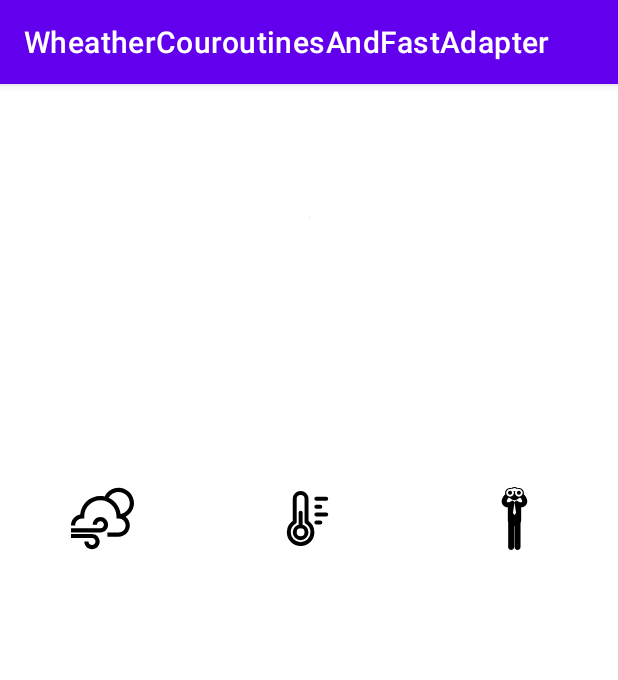
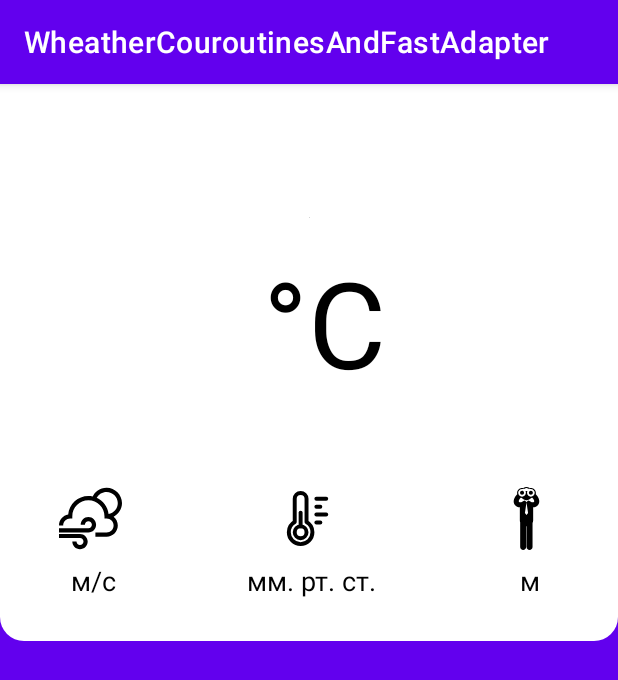
Before and after one commit to ilya68rus01/WheatherCouroutinesAndFastAdapter, an Android app: the screen it shows after launch (MainActivity), on a phone screen of 412 x 824 dp. Shown: the top 680 px of the screen. Run offline under Robolectric (Android 15) with nearby library versions, the phone set to English and light mode, and no system bars; our stand-ins replace Dagger/Hilt's generated code, Picasso; libraries missing offline, so code that uses them is left out: com.mikepenz.fastadapter; network calls fail; pictures from the network do not load; 6 statements that could not run were skipped.

Commit message:
Fix first screen

```diff
--- a/app/src/main/java/khrushchev/ilya/wheathercouroutinesandfastadapter/mainscreen/ui/DayliWhetherFragment.kt
+++ b/app/src/main/java/khrushchev/ilya/wheathercouroutinesandfastadapter/mainscreen/ui/DayliWhetherFragment.kt
@@ -12,6 +12,7 @@ import com.mikepenz.fastadapter.FastAdapter
 import com.mikepenz.fastadapter.adapters.ItemAdapter
 import com.mikepenz.fastadapter.diff.FastAdapterDiffUtil
 import com.squareup.picasso.Picasso
+import khrushchev.ilya.wheathercouroutinesandfastadapter.R
 import khrushchev.ilya.wheathercouroutinesandfastadapter.databinding.FragmentDayliWheatherBinding
 import khrushchev.ilya.wheathercouroutinesandfastadapter.mainscreen.di.MainScreenComponent.Builder.Companion.build
 import khrushchev.ilya.wheathercouroutinesandfastadapter.mainscreen.di.ViewModelProviderFactory
@@ -69,10 +70,10 @@ class DayliWhetherFragment : Fragment() {
                     .load("https://openweathermap.org/img/wn/${it.wheatherIconUrl}@4x.png")
                     .into(binding.header.weatherIcon)
                 binding.header.description.text = it.description
-                binding.header.temp.text = it.temp
-                binding.header.pressure.text = it.pressure
-                binding.header.wind.text = it.wind
-                binding.header.visibility.text = it.visibility
+                binding.header.temp.text = context?.getString(R.string.gradus, it.temp)
+                binding.header.pressure.text = context?.getString(R.string.mm_rt_st, it.pressure)
+                binding.header.wind.text = context?.getString(R.string.meter_in_second, it.wind)
+                binding.header.visibility.text = context?.getString(R.string.meter, it.visibility)
             }
         }
         lifecycleScope.launchWhenStarted {
--- /dev/null
+++ b/app/src/main/res/drawable/bottom_radius_border.xml
@@ -0,0 +1,9 @@
+<?xml version="1.0" encoding="utf-8"?>
+<shape xmlns:android="http://schemas.android.com/apk/res/android"
+    android:shape="rectangle"
+    android:tint="@color/white">
+    <corners
+        android:bottomLeftRadius="16dp"
+        android:bottomRightRadius="16dp"/>
+
+</shape>
--- a/app/src/main/res/layout/current_weather_header.xml
+++ b/app/src/main/res/layout/current_weather_header.xml
@@ -3,7 +3,8 @@
     xmlns:app="http://schemas.android.com/apk/res-auto"
     xmlns:tools="http://schemas.android.com/tools"
     android:layout_width="match_parent"
-    android:layout_height="wrap_content">
+    android:layout_height="wrap_content"
+    android:background="@drawable/bottom_radius_border">
 
     <TextView
         android:id="@+id/city_name"
--- a/app/src/main/res/layout/dayli_weather_item.xml
+++ b/app/src/main/res/layout/dayli_weather_item.xml
@@ -6,6 +6,7 @@
     android:layout_width="match_parent"
     android:layout_height="wrap_content"
     android:layout_margin="5dp"
+    android:background="@drawable/border_with_radius"
     android:orientation="horizontal"
     android:padding="15dp">
 
--- a/app/src/main/res/layout/fragment_dayli_wheather.xml
+++ b/app/src/main/res/layout/fragment_dayli_wheather.xml
@@ -4,6 +4,7 @@
     android:layout_width="match_parent"
     android:layout_height="match_parent"
     xmlns:app="http://schemas.android.com/apk/res-auto"
+    android:background="@color/design_default_color_primary"
     app:layoutDescription="@xml/fragment_dayli_wheather_scene">
 
     <include
--- a/app/src/main/res/layout/fragment_hour_weather.xml
+++ b/app/src/main/res/layout/fragment_hour_weather.xml
@@ -5,10 +5,4 @@
     android:layout_height="match_parent"
     tools:context=".hourwheatherscreen.ui.HourWeatherFragment">
 
-    <!-- TODO: Update blank fragment layout -->
-    <TextView
-        android:layout_width="match_parent"
-        android:layout_height="match_parent"
-        android:text="@string/hello_blank_fragment" />
-
 </FrameLayout>
--- a/app/src/main/res/values/strings.xml
+++ b/app/src/main/res/values/strings.xml
@@ -1,5 +1,7 @@
 <resources>
     <string name="app_name">WheatherCouroutinesAndFastAdapter</string>
-    <!-- TODO: Remove or change this placeholder text -->
-    <string name="hello_blank_fragment">Hello blank fragment</string>
+    <string name="meter_in_second">%s м/с</string>
+    <string name="gradus">%s °С</string>
+    <string name="mm_rt_st">%s мм. рт. ст.</string>
+    <string name="meter">%s м</string>
 </resources>
--- a/app/src/main/res/xml/fragment_dayli_wheather_scene.xml
+++ b/app/src/main/res/xml/fragment_dayli_wheather_scene.xml
@@ -11,10 +11,14 @@
             app:layout_constraintEnd_toEndOf="parent"
             android:id="@id/header" />
         <Constraint
+            android:layout_width="match_parent"
+            android:layout_height="0dp"
+            app:layout_constraintStart_toStartOf="parent"
+            app:layout_constraintEnd_toEndOf="parent"
             app:layout_constraintTop_toBottomOf="@id/header"
             app:layout_constraintBottom_toBottomOf="parent"
-            app:layout_constraintStart_toStartOf="parent"
-            app:layout_constraintEnd_toEndOf="parent"
+            android:orientation="vertical"
+            android:background="@color/design_default_color_primary"
             android:id="@+id/recycler" />
     </ConstraintSet>
 
@@ -26,10 +30,14 @@
             app:layout_constraintEnd_toEndOf="parent"
             android:id="@id/header" />
         <Constraint
+            android:layout_width="match_parent"
+            android:layout_height="0dp"
+            app:layout_constraintStart_toStartOf="parent"
+            app:layout_constraintEnd_toEndOf="parent"
             app:layout_constraintTop_toTopOf="parent"
             app:layout_constraintBottom_toBottomOf="parent"
-            app:layout_constraintStart_toStartOf="parent"
-            app:layout_constraintEnd_toEndOf="parent"
+            android:orientation="vertical"
+            android:background="@color/design_default_color_primary"
             android:id="@+id/recycler" />
     </ConstraintSet>
 
```
Also changed, not shown: app/src/main/java/khrushchev/ilya/wheathercouroutinesandfastadapter/mainscreen/ui/DayliWeatherItem.kt (+7 -5 lines), app/src/main/res/drawable/border_with_radius.xml (added, +7 -0 lines).
